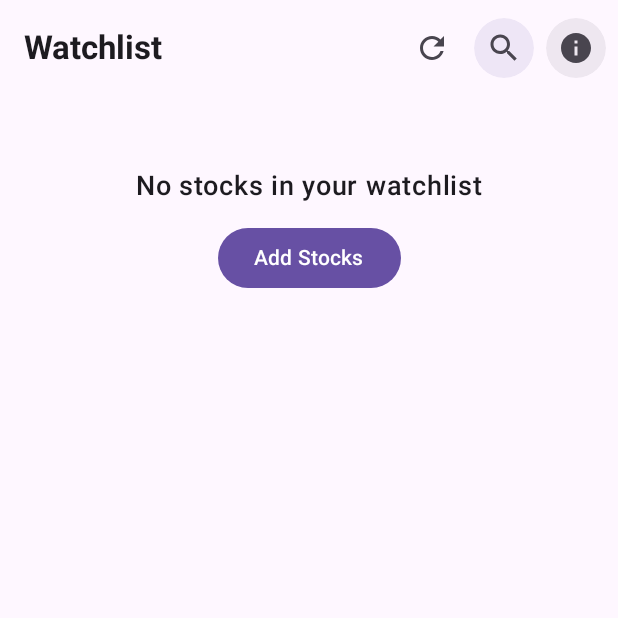
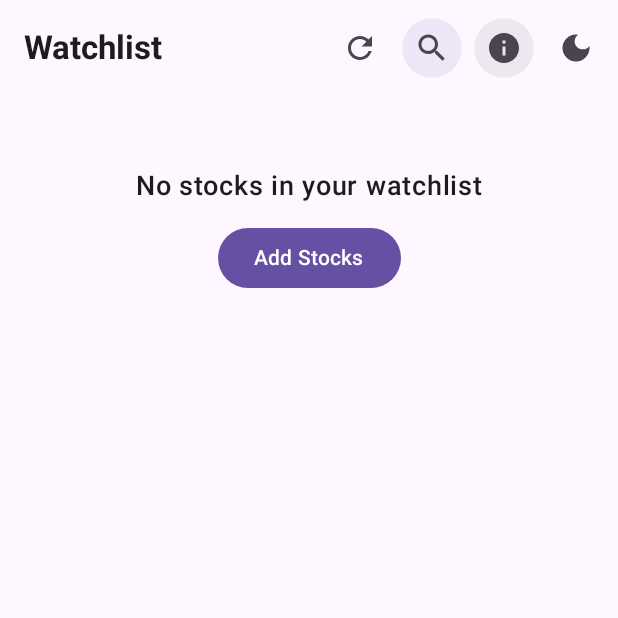
Before and after one commit to Dvitash/SER210Stocky, an Android app built with Jetpack Compose: the screen it shows after launch (MainActivity), on a phone screen of 412 x 824 dp, the top half of it. Run offline under Robolectric (Android 15) with nearby library versions, the phone set to English and light mode, and no system bars; our stand-ins replace Room's generated code, livedata-compose.

Commit message:
dark mode

```diff
--- a/app/build.gradle.kts
+++ b/app/build.gradle.kts
@@ -60,6 +60,7 @@ dependencies {
     implementation(libs.androidx.navigation.compose)
     implementation(libs.androidx.navigation.runtime.android)
     implementation(libs.androidx.runtime.livedata)
+    implementation(libs.androidx.material.icons.extended.v167)
     testImplementation(libs.junit)
     testImplementation(libs.junit.jupiter)
     testImplementation(libs.junit.jupiter)
--- a/app/src/main/java/com/example/stocky/MainActivity.kt
+++ b/app/src/main/java/com/example/stocky/MainActivity.kt
@@ -6,6 +6,10 @@ import androidx.activity.ComponentActivity
 import androidx.activity.compose.setContent
 import androidx.compose.material3.MaterialTheme
 import androidx.compose.runtime.Composable
+import androidx.compose.runtime.getValue
+import androidx.compose.runtime.mutableStateOf
+import androidx.compose.runtime.remember
+import androidx.compose.runtime.setValue
 import androidx.compose.material3.Surface
 import androidx.compose.ui.tooling.preview.Preview
 import androidx.navigation.NavHostController
@@ -14,6 +18,8 @@ import androidx.navigation.compose.rememberNavController
 import androidx.navigation.compose.composable
 import com.example.stocky.screens.MainScreen
 import com.example.stocky.screens.SplashScreen
+import com.example.stocky.ui.theme.StockyTheme
+import com.example.stocky.screens.DeveloperInfoScreen
 
 class MainActivity : ComponentActivity() {
     override fun onCreate(savedInstanceState: Bundle?) {
@@ -25,7 +31,11 @@ class MainActivity : ComponentActivity() {
 }
 
 @Composable
-fun StockyNavGraph(navController: NavHostController) {
+fun StockyNavGraph(
+    navController: NavHostController,
+    isDarkMode: Boolean,
+    onToggleDarkMode: () -> Unit
+) {
     NavHost(
         navController = navController,
         startDestination = Screen.Splash.route
@@ -50,7 +60,9 @@ fun StockyNavGraph(navController: NavHostController) {
                 },
                 onNavigateToDeveloperInfo = {
                     navController.navigate(Screen.DeveloperInfo.route)
-                }
+                },
+                onToggleDarkMode = onToggleDarkMode,
+                isDarkMode = isDarkMode
             )
         }
 
@@ -69,7 +81,7 @@ fun StockyNavGraph(navController: NavHostController) {
         }
 
         composable(route = Screen.DeveloperInfo.route) {
-            com.example.stocky.screens.DeveloperInfoScreen(
+            DeveloperInfoScreen(
                 onBack = { navController.popBackStack() }
             )
         }
@@ -80,9 +92,15 @@ fun StockyNavGraph(navController: NavHostController) {
 @Composable
 fun StockyApp() {
     val navController = rememberNavController()
-    MaterialTheme {
+    var isDarkMode by remember { mutableStateOf(false) }
+
+    StockyTheme(darkTheme = isDarkMode, dynamicColor = false) {
         Surface {
-            StockyNavGraph(navController = navController)
+            StockyNavGraph(
+                navController = navController,
+                isDarkMode = isDarkMode,
+                onToggleDarkMode = { isDarkMode = !isDarkMode }
+            )
         }
     }
 }
--- a/app/src/main/java/com/example/stocky/screens/MainScreen.kt
+++ b/app/src/main/java/com/example/stocky/screens/MainScreen.kt
@@ -10,6 +10,8 @@ import androidx.compose.runtime.Composable
 import androidx.compose.runtime.getValue
 import androidx.compose.runtime.livedata.observeAsState
 import androidx.compose.runtime.remember
+import androidx.compose.runtime.mutableStateOf
+import androidx.compose.runtime.setValue
 import androidx.compose.ui.Alignment
 import androidx.compose.ui.Modifier
 import androidx.compose.foundation.background
@@ -40,11 +42,11 @@ import com.example.stocky.ui.ViewModelFactory
 import com.example.stocky.models.StockWithQuote
 import androidx.compose.material.icons.filled.Add
 import androidx.compose.material.ripple.rememberRipple
-import androidx.compose.runtime.mutableStateOf
-import androidx.compose.ui.graphics.vector.ImageVector
 import androidx.compose.material.icons.filled.Refresh
 import androidx.compose.material.icons.filled.Info
 import androidx.compose.material.icons.filled.ArrowBack
+import androidx.compose.material.icons.filled.DarkMode
+import androidx.compose.material.icons.filled.LightMode
 import androidx.compose.ui.text.style.TextAlign
 
 @OptIn(ExperimentalMaterial3Api::class)
@@ -53,6 +55,8 @@ fun MainScreen(
     onStockClick: (String) -> Unit,
     onNavigateToSearch: () -> Unit,
     onNavigateToDeveloperInfo: () -> Unit = {},
+    isDarkMode: Boolean,
+    onToggleDarkMode: () -> Unit
 ) {
     val context = LocalContext.current
 
@@ -102,6 +106,12 @@ fun MainScreen(
                                 .clip(CircleShape)
                                 .background(MaterialTheme.colorScheme.secondary.copy(alpha = 0.1f))
                                 .padding(8.dp)
+                        )
+                    }
+                    IconButton(onClick = onToggleDarkMode) {
+                        Icon(
+                            imageVector = if (isDarkMode) Icons.Filled.LightMode else Icons.Filled.DarkMode,
+                            contentDescription = "Toggle Dark Mode"
                         )
                     }
                 }
--- a/gradle/libs.versions.toml
+++ b/gradle/libs.versions.toml
@@ -2,6 +2,7 @@
 agp = "8.8.0"
 kotlin = "2.0.0"
 coreKtx = "1.15.0"
+materialIconsExtended = "1.6.7"
 retrofit = "2.11.0"
 junit = "4.13.2"
 junitVersion = "1.2.1"
@@ -24,6 +25,7 @@ junitJunit = "4.12"
 
 [libraries]
 androidx-core-ktx = { group = "androidx.core", name = "core-ktx", version.ref = "coreKtx" }
+androidx-material-icons-extended-v167 = { module = "androidx.compose.material:material-icons-extended", version.ref = "materialIconsExtended" }
 junit = { group = "junit", name = "junit", version.ref = "junit" }
 androidx-junit = { group = "androidx.test.ext", name = "junit", version.ref = "junitVersion" }
 androidx-espresso-core = { group = "androidx.test.espresso", name = "espresso-core", version.ref = "espressoCore" }
```
